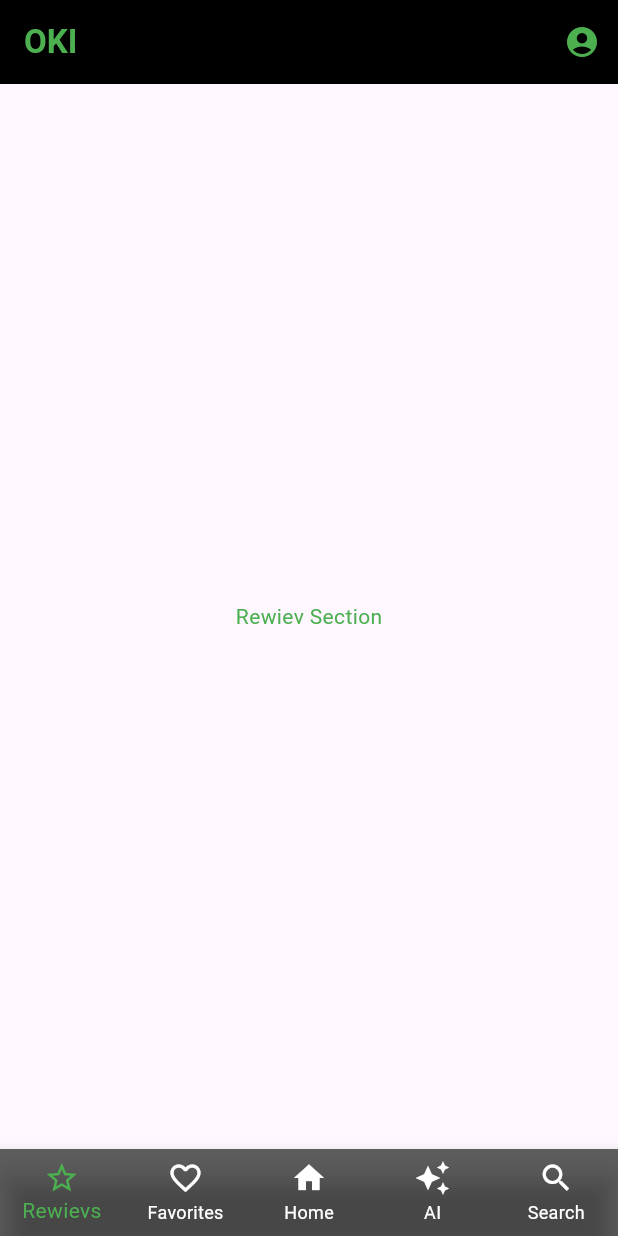
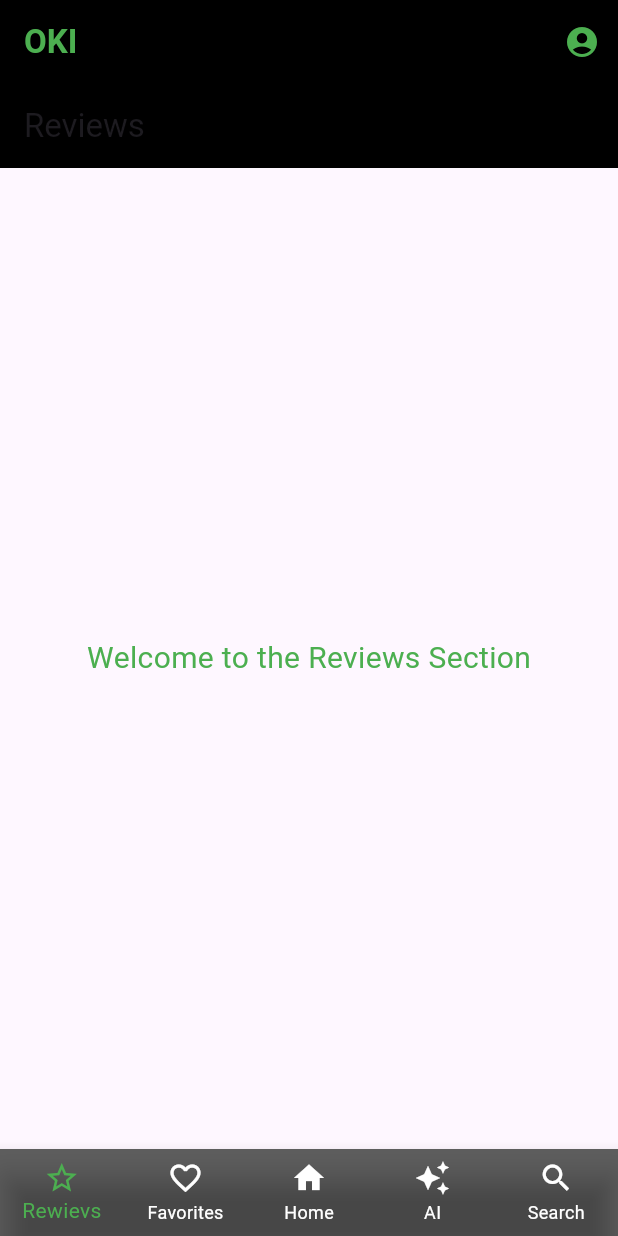
Before and after one commit to Majst0rL/projectOki, a Flutter app: the screen it shows after launch, on a phone screen of 412 x 824 dp. Run offline on Flutter 3.47's test engine with Material 3 defaults, Android fonts, the phone set to English and light mode, and no system bars.

Commit message:
Added Moviecards and 4 other screens

```diff
--- a/lib/presentation/screens/home_screen.dart
+++ b/lib/presentation/screens/home_screen.dart
@@ -1,6 +1,11 @@
 //presentation/screens/home_screen.dart
 
 import 'package:flutter/material.dart';
+import 'review_screen.dart';
+import 'favorites_screen.dart';
+import 'home_content_screen.dart';
+import 'ai_screen.dart';
+import 'search_screen.dart';
 
 class HomeScreen extends StatefulWidget {
   @override
@@ -11,11 +16,11 @@ class _HomeScreenState extends State<HomeScreen> {
   int _currentIndex = 0;
 
   final List<Widget> _tabs = [
-    Center(child: Text("Rewiev Section", style: TextStyle(color: Colors.green))),
-    Center(child: Text("Favorites Section", style: TextStyle(color: Colors.green))),
-    Center(child: Text("Home Section", style: TextStyle(color: Colors.green))),
-    Center(child: Text("AI Section", style: TextStyle(color: Colors.green))),
-    Center(child: Text("Search Section", style: TextStyle(color: Colors.green))),
+    ReviewScreen(),
+    FavoritesScreen(),
+    HomeContentScreen(),
+    AiScreen(),
+    SearchScreen(),
   ];
 
   @override
--- /dev/null
+++ b/lib/presentation/screens/review_screen.dart
@@ -0,0 +1,20 @@
+//presentation/screens/review_screen.dart
+import 'package:flutter/material.dart';
+
+class ReviewScreen extends StatelessWidget {
+  @override
+  Widget build(BuildContext context) {
+    return Scaffold(
+      appBar: AppBar(
+        title: Text("Reviews"),
+        backgroundColor: Colors.black,
+      ),
+      body: Center(
+        child: Text(
+          "Welcome to the Reviews Section",
+          style: TextStyle(fontSize: 20, color: Colors.green),
+        ),
+      ),
+    );
+  }
+}
```
Also changed, not shown: lib/presentation/screens/ai_screen.dart (added, +20 -0 lines), lib/presentation/screens/favorites_screen.dart (added, +20 -0 lines), lib/presentation/screens/home_content_screen.dart (added, +25 -0 lines), lib/presentation/screens/search_screen.dart (added, +20 -0 lines), lib/widgets/movie_card.dart (added, +93 -0 lines).
